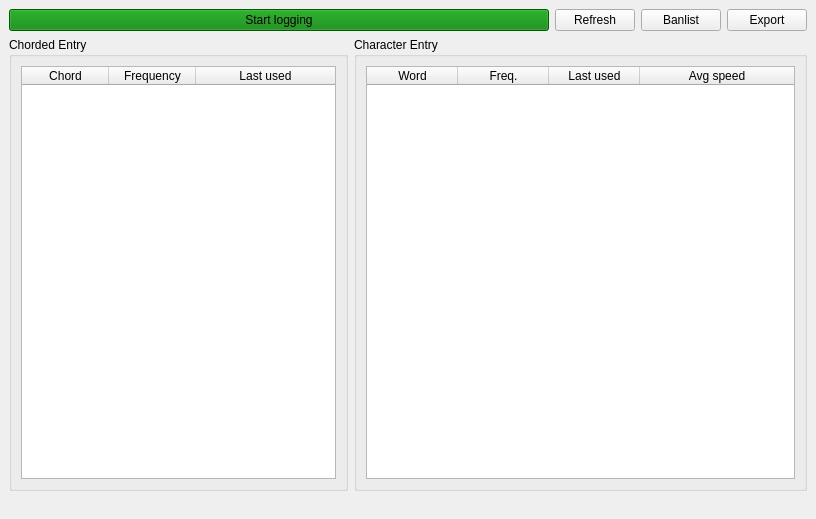
Old version of the form ui/main.ui in the repository CharaChorder/nexus.
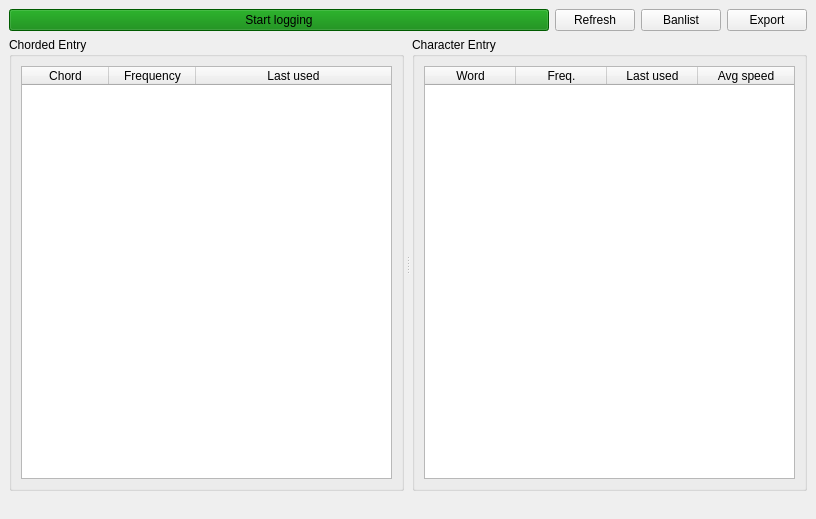
New version of the form.

Commit message: Use a QSplitter instead of a HBox for the QGroupBoxes.

```diff
--- a/ui/main.ui
+++ b/ui/main.ui
@@ -57,11 +57,13 @@
      </layout>
     </item>
     <item>
-     <layout class="QHBoxLayout" name="tables" stretch="3,4">
-      <property name="sizeConstraint">
-       <enum>QLayout::SetDefaultConstraint</enum>
+     <widget class="QSplitter" name="splitter">
+      <property name="orientation">
+       <enum>Qt::Horizontal</enum>
       </property>
-      <item>
+      <property name="handleWidth">
+       <number>8</number>
+      </property>
        <widget class="QGroupBox" name="chordedEntry">
         <property name="title">
          <string>Chorded Entry</string>
@@ -124,8 +126,6 @@
          </item>
         </layout>
        </widget>
-      </item>
-      <item>
        <widget class="QGroupBox" name="characterEntry">
         <property name="title">
          <string>Character Entry</string>
@@ -193,8 +193,7 @@
          </item>
         </layout>
        </widget>
-      </item>
-     </layout>
+     </widget>
     </item>
    </layout>
   </widget>
```
Lines whose indentation alone changed are shown as unchanged. The commit also changes 2 other files.
